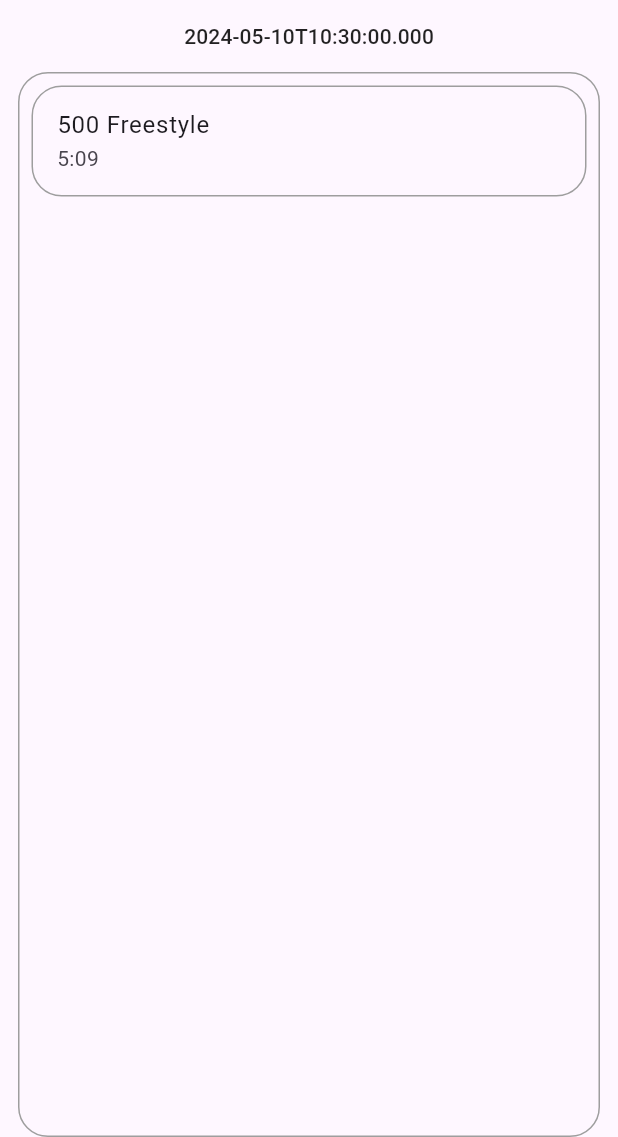
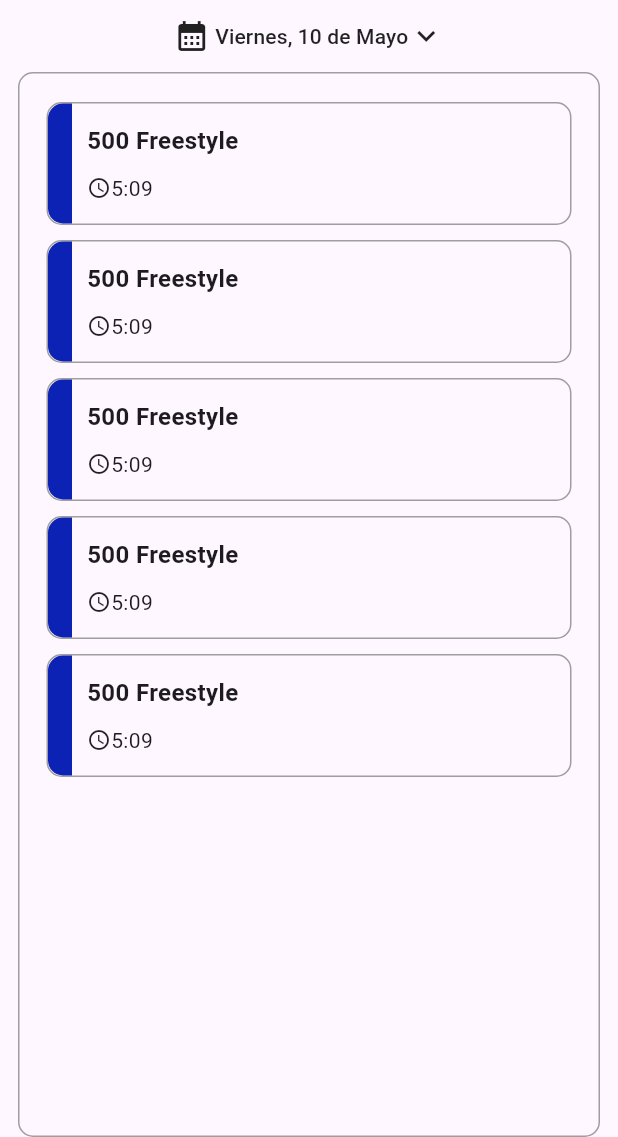
Before and after one commit to joemcara/swimmast_movil, a Flutter app: the HistoryScreen screen opened directly, on a phone screen of 412 x 824 dp, the part 99-1236 px from its top. Run offline on Flutter 3.47's test engine with Material 3 defaults, Android fonts, the phone set to English and light mode, and no system bars.

Commit message:
merge with yoser branch"

```diff
--- a/lib/screens/memberScreens/history_screen.dart
+++ b/lib/screens/memberScreens/history_screen.dart
@@ -1,5 +1,4 @@
 import 'package:flutter/material.dart';
-import 'package:swimmast_movil/shared/button.dart';
 import 'package:swimmast_movil/shared/constants.dart';
 import 'package:swimmast_movil/shared/custom_date_dropdown.dart';
 import 'package:swimmast_movil/shared/swimmast_tabs.dart';
@@ -41,7 +40,7 @@ class _HistoryScrenState extends State<HistoryScreen> {
                     });
                   },
                 ),
-                _schedule(sessions: [
+                const _schedule(sessions: [
                   {"name": "500 Freestyle", "time": "5:09"}
                 ])
               ],
@@ -65,24 +64,63 @@ class _schedule extends StatelessWidget {
   Widget build(BuildContext context) {
     return Expanded(
       child: Container(
-        padding: const EdgeInsets.all(2),
+        padding: const EdgeInsets.symmetric(horizontal: 12, vertical: 8),
         margin: const EdgeInsets.symmetric(horizontal: 12),
         decoration: BoxDecoration(
             border: Border.all(color: Colors.grey),
-            borderRadius: BorderRadius.circular(20)),
+            borderRadius: BorderRadius.circular(10)),
         child: ListView.builder(
-            itemCount: sessions.length,
+            itemCount: 5, //sessions.length,
             padding: const EdgeInsets.all(6),
             itemBuilder: (_, index) => Container(
-                  padding: const EdgeInsets.all(0),
-                  decoration: BoxDecoration(
-                    border: Border.all(color: Colors.grey),
-                    borderRadius: BorderRadius.circular(20),
-                  ),
-                  child: ListTile(
-                    title: Text(sessions[index]["name"] ?? ""),
-                    subtitle: Text(sessions[index]["time"] ?? ""),
-                  ),
+                  padding: const EdgeInsets.symmetric(vertical: 5),
+                  child: Container(
+                      padding: const EdgeInsets.all(0),
+                      decoration: BoxDecoration(
+                        border: Border.all(color: Colors.grey),
+                        borderRadius: BorderRadius.circular(10),
+                      ),
+                      child: Row(
+                        children: [
+                          Container(
+                            width: 16,
+                            height: 80,
+                            decoration: const BoxDecoration(
+                                borderRadius: BorderRadius.only(
+                                    topLeft: Radius.circular(10),
+                                    bottomLeft: Radius.circular(10)),
+                                color: system_blue),
+                          ),
+                          const SizedBox(
+                            width: 10,
+                          ),
+                          const Column(
+                            crossAxisAlignment: CrossAxisAlignment.start,
+                            children: [
+                              Text(
+                                // sessions[index]["name"] ?? "",
+                                "500 Freestyle",
+                                style: TextStyle(
+                                    fontWeight: FontWeight.bold, fontSize: 16),
+                              ),
+                              SizedBox(
+                                height: 10,
+                              ),
+                              Row(
+                                mainAxisAlignment: MainAxisAlignment.start,
+                                children: [
+                                  Icon(
+                                    Icons.watch_later_outlined,
+                                    size: 16,
+                                  ),
+                                  // Text(sessions[index]["time"] ?? "")
+                                  Text("5:09")
+                                ],
+                              )
+                            ],
+                          )
+                        ],
+                      )),
                 )),
       ),
     );
--- a/lib/shared/custom_date_dropdown.dart
+++ b/lib/shared/custom_date_dropdown.dart
@@ -9,6 +9,30 @@ class CustomDatePicker extends StatefulWidget {
 }
 
 class _CustomDatePickerState extends State<CustomDatePicker> {
+  final Map<int, String> days = {
+    1: "Lunes",
+    2: "Martes",
+    3: "Miércoles",
+    4: "Jueves",
+    5: "Viernes",
+    6: "Sábado",
+    7: "Domingo"
+  };
+  final Map<int, String> months = {
+    1: "Enero",
+    2: "Febrero",
+    3: "Marzo",
+    4: "Abril",
+    5: "Mayo",
+    6: "Junio",
+    7: "Julio",
+    8: "Agosto",
+    9: "Septiembre",
+    10: "Octubre",
+    11: "Noviembre",
+    12: "Diciembre"
+  };
+
   DateTime _date = DateTime.now();
   void _showDatePicker() {
     showDatePicker(
@@ -26,11 +50,22 @@ class _CustomDatePickerState extends State<CustomDatePicker> {
     });
   }
 
+  String _formatDate(DateTime date) {
+    return " ${days[date.weekday]}, ${date.day} de ${months[date.month]}";
+  }
+
   @override
   Widget build(BuildContext context) {
     return MaterialButton(
       onPressed: _showDatePicker,
-      child: Text(_date.toIso8601String()),
+      child: Row(
+        mainAxisAlignment: MainAxisAlignment.center,
+        children: [
+          Icon(Icons.calendar_month),
+          Text(_formatDate(_date)),
+          Icon(Icons.keyboard_arrow_down_outlined)
+        ],
+      ),
     );
   }
 }
```
Also changed, not shown: lib/screens/memberScreens/shop_Screens/shop_screen.dart (+4 -9 lines).
